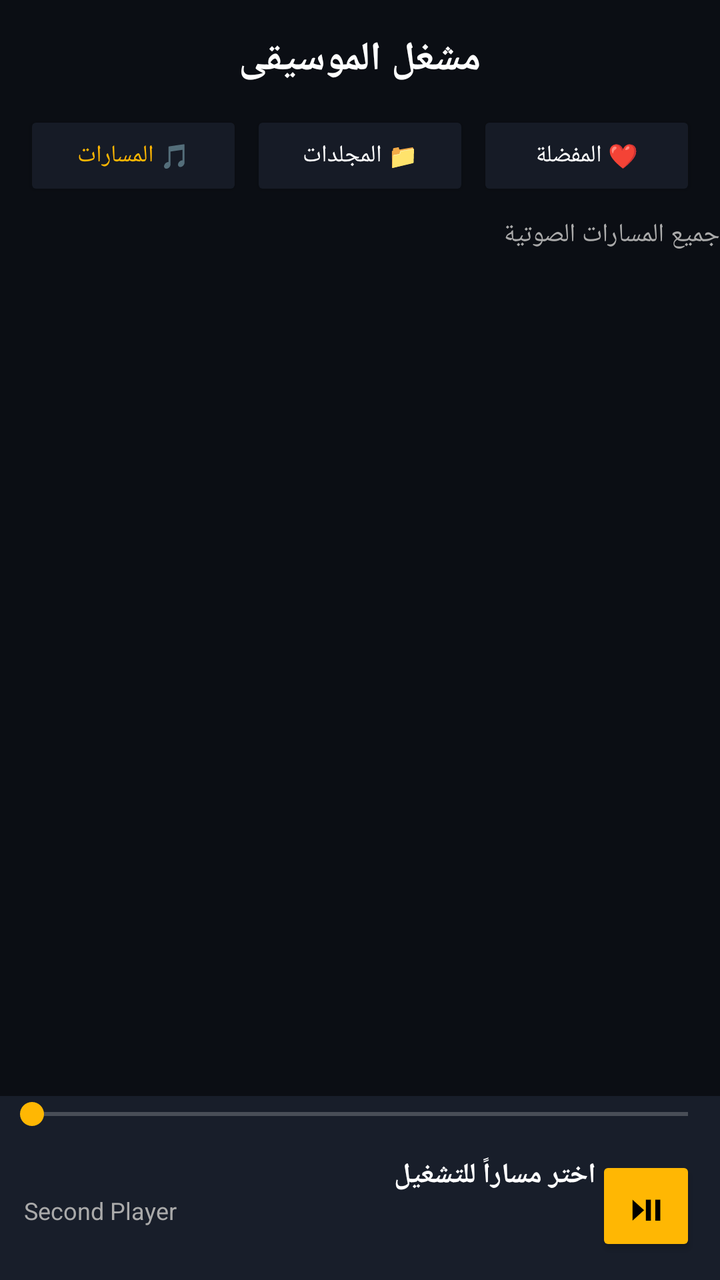
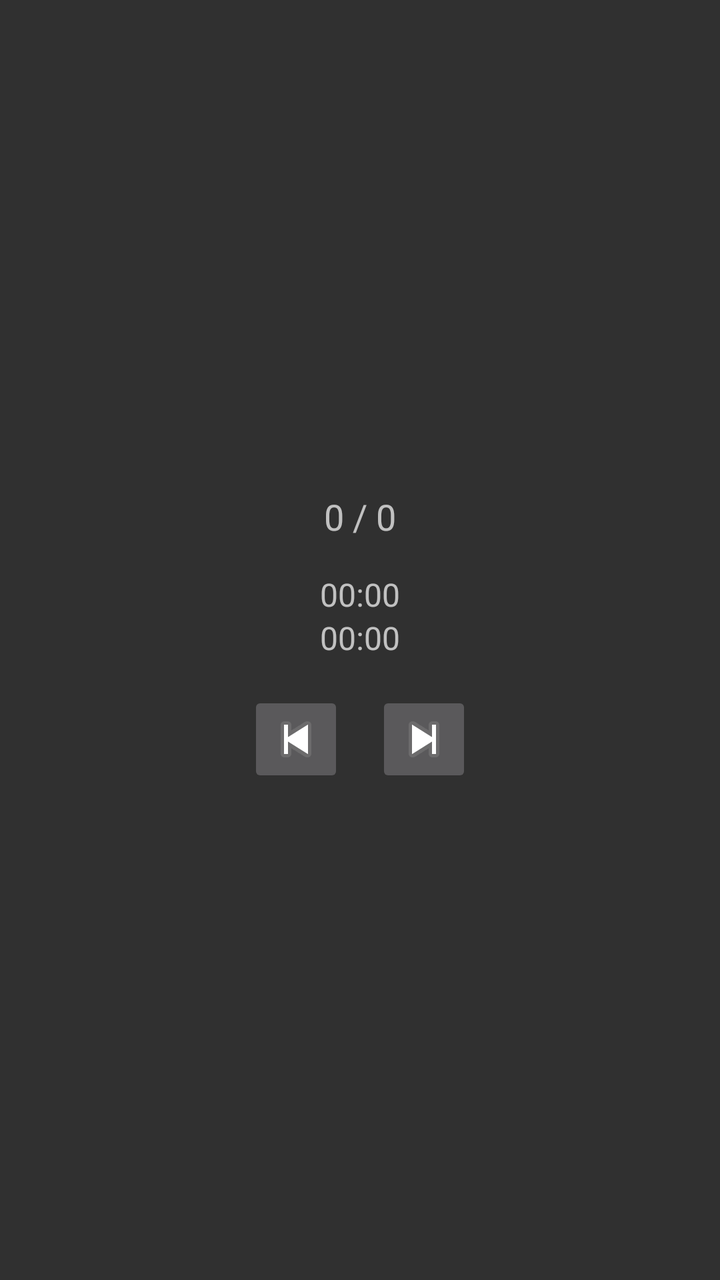

Compare the two renders of this Android layout. The source of the first and the diff that turns it into the second are given below.
<!-- AndroidManifest.xml: application theme Theme.AppCompat.NoActionBar -->
<!-- res/layout/activity_main.xml -->
<?xml version="1.0" encoding="utf-8"?>
<RelativeLayout xmlns:android="http://schemas.android.com/apk/res/android"
    android:layout_width="match_parent"
    android:layout_height="match_parent"
    android:background="#0B0E14">

    
    <TextView
        android:id="@+id/tvHeaderTitle"
        android:layout_width="wrap_content"
        android:layout_height="wrap_content"
        android:text="مشغل الموسيقى"
        android:textColor="#FFFFFF"
        android:textSize="20sp"
        android:textStyle="bold"
        android:layout_centerHorizontal="true"
        android:layout_marginTop="16dp"
        android:layout_marginBottom="12dp"/>

    
    <LinearLayout
        android:id="@+id/categoryLayout"
        android:layout_width="match_parent"
        android:layout_height="wrap_content"
        android:layout_below="@id/tvHeaderTitle"
        android:orientation="horizontal"
        android:paddingStart="12dp"
        android:paddingEnd="12dp"
        android:layout_marginBottom="8dp"
        android:weightSum="3">

        <Button
            android:id="@+id/btnCategoryTracks"
            android:layout_width="0dp"
            android:layout_height="45dp"
            android:layout_weight="1"
            android:text="🎵 المسارات"
            android:textSize="12sp"
            android:textColor="#FFB703"
            android:backgroundTint="#161B26"
            android:layout_marginEnd="4dp"/>

        <Button
            android:id="@+id/btnCategoryFolders"
            android:layout_width="0dp"
            android:layout_height="45dp"
            android:layout_weight="1"
            android:text="📁 المجلدات"
            android:textSize="12sp"
            android:textColor="#FFFFFF"
            android:backgroundTint="#161B26"
            android:layout_marginEnd="4dp"/>

        <Button
            android:id="@+id/btnCategoryFavorites"
            android:layout_width="0dp"
            android:layout_height="45dp"
            android:layout_weight="1"
            android:text="❤️ المفضلة"
            android:textSize="12sp"
            android:textColor="#FFFFFF"
            android:backgroundTint="#161B26"/>
    </LinearLayout>

    
    <TextView
        android:id="@+id/tvSectionTitle"
        android:layout_width="match_parent"
        android:layout_height="wrap_content"
        android:layout_below="@id/categoryLayout"
        android:text="جميع المسارات الصوتية"
        android:textColor="#AAAAAA"
        android:textSize="13sp"
        android:paddingStart="16dp"
        android:paddingBottom="8dp"/>

    
    <androidx.recyclerview.widget.RecyclerView
        android:id="@+id/recyclerView"
        android:layout_width="match_parent"
        android:layout_height="match_parent"
        android:layout_below="@id/tvSectionTitle"
        android:layout_above="@id/bottomPlayerCard"
        android:padding="8dp"/>

    
    <LinearLayout
        android:id="@+id/bottomPlayerCard"
        android:layout_width="match_parent"
        android:layout_height="wrap_content"
        android:layout_alignParentBottom="true"
        android:orientation="vertical"
        android:background="#181E2A">

        <SeekBar
            android:id="@+id/seekBar"
            android:layout_width="match_parent"
            android:layout_height="wrap_content"
            android:progressTint="#FFB703"
            android:thumbTint="#FFB703"/>

        <RelativeLayout
            android:layout_width="match_parent"
            android:layout_height="wrap_content"
            android:padding="12dp">

            <LinearLayout
                android:layout_width="wrap_content"
                android:layout_height="wrap_content"
                android:layout_alignParentStart="true"
                android:layout_toStartOf="@id/controlsLayout"
                android:orientation="vertical">

                <TextView
                    android:id="@+id/tvNowPlayingTitle"
                    android:layout_width="match_parent"
                    android:layout_height="wrap_content"
                    android:text="اختر مساراً للتشغيل"
                    android:textColor="#FFFFFF"
                    android:textSize="14sp"
                    android:textStyle="bold"
                    android:maxLines="1"
                    android:ellipsize="end"/>

                <TextView
                    android:id="@+id/tvNowPlayingArtist"
                    android:layout_width="match_parent"
                    android:layout_height="wrap_content"
                    android:text="Second Player"
                    android:textColor="#AAAAAA"
                    android:textSize="12sp"
                    android:maxLines="1"/>
            </LinearLayout>

            <LinearLayout
                android:id="@+id/controlsLayout"
                android:layout_width="wrap_content"
                android:layout_height="wrap_content"
                android:layout_alignParentEnd="true"
                android:gravity="center_vertical">

                <Button
                    android:id="@+id/btnPlayPause"
                    android:layout_width="50dp"
                    android:layout_height="50dp"
                    android:text="⏯"
                    android:textColor="#000000"
                    android:textSize="18sp"
                    android:backgroundTint="#FFB703"/>
            </LinearLayout>
        </RelativeLayout>
    </LinearLayout>

</RelativeLayout>
<!-- resources referenced by this layout -->
<resources>

</resources>

<!-- the commit's change to res/layout/activity_main.xml (unified diff, before → after) -->
@@ -1,154 +1,53 @@
 <?xml version="1.0" encoding="utf-8"?>
-<RelativeLayout xmlns:android="http://schemas.android.com/apk/res/android"
+<LinearLayout xmlns:android="http://schemas.android.com/apk/res/android"
     android:layout_width="match_parent"
     android:layout_height="match_parent"
-    android:background="#0B0E14">
+    android:orientation="vertical"
+    android:gravity="center"
+    android:padding="16dp">
 
-    
     <TextView
-        android:id="@+id/tvHeaderTitle"
+        android:id="@+id/tvTrackCount"
         android:layout_width="wrap_content"
         android:layout_height="wrap_content"
-        android:text="مشغل الموسيقى"
-        android:textColor="#FFFFFF"
-        android:textSize="20sp"
-        android:textStyle="bold"
-        android:layout_centerHorizontal="true"
-        android:layout_marginTop="16dp"
-        android:layout_marginBottom="12dp"/>
+        android:text="0 / 0"
+        android:textSize="18sp"
+        android:layout_marginBottom="16dp" />
 
-    
+    <TextView
+        android:id="@+id/tvCurrentTime"
+        android:layout_width="wrap_content"
+        android:layout_height="wrap_content"
+        android:text="00:00"
+        android:textSize="16sp" />
+
+    <TextView
+        android:id="@+id/tvTotalDuration"
+        android:layout_width="wrap_content"
+        android:layout_height="wrap_content"
+        android:text="00:00"
+        android:textSize="16sp"
+        android:layout_marginBottom="16dp" />
+
     <LinearLayout
-        android:id="@+id/categoryLayout"
-        android:layout_width="match_parent"
+        android:layout_width="wrap_content"
         android:layout_height="wrap_content"
-        android:layout_below="@id/tvHeaderTitle"
-        android:orientation="horizontal"
-        android:paddingStart="12dp"
-        android:paddingEnd="12dp"
-        android:layout_marginBottom="8dp"
-        android:weightSum="3">
+        android:orientation="horizontal">
 
-        <Button
-            android:id="@+id/btnCategoryTracks"
-            android:layout_width="0dp"
-            android:layout_height="45dp"
-            android:layout_weight="1"
-            android:text="🎵 المسارات"
-            android:textSize="12sp"
-            android:textColor="#FFB703"
-            android:backgroundTint="#161B26"
-            android:layout_marginEnd="4dp"/>
+        <ImageButton
+            android:id="@+id/btnPrevious"
+            android:layout_width="48dp"
+            android:layout_height="48dp"
+            android:contentDescription="Previous"
+            android:src="@android:drawable/ic_media_previous" />
 
-        <Button
-            android:id="@+id/btnCategoryFolders"
-            android:layout_width="0dp"
-            android:layout_height="45dp"
-            android:layout_weight="1"
-            android:text="📁 المجلدات"
-            android:textSize="12sp"
-            android:textColor="#FFFFFF"
-            android:backgroundTint="#161B26"
-            android:layout_marginEnd="4dp"/>
-
-        <Button
-            android:id="@+id/btnCategoryFavorites"
-            android:layout_width="0dp"
-            android:layout_height="45dp"
-            android:layout_weight="1"
-            android:text="❤️ المفضلة"
-            android:textSize="12sp"
-            android:textColor="#FFFFFF"
-            android:backgroundTint="#161B26"/>
+        <ImageButton
+            android:id="@+id/btnNext"
+            android:layout_width="48dp"
+            android:layout_height="48dp"
+            android:contentDescription="Next"
+            android:src="@android:drawable/ic_media_next"
+            android:layout_marginStart="16dp" />
     </LinearLayout>
 
-    
-    <TextView
-        android:id="@+id/tvSectionTitle"
-        android:layout_width="match_parent"
-        android:layout_height="wrap_content"
-        android:layout_below="@id/categoryLayout"
-        android:text="جميع المسارات الصوتية"
-        android:textColor="#AAAAAA"
-        android:textSize="13sp"
-        android:paddingStart="16dp"
-        android:paddingBottom="8dp"/>
-
-    
-    <androidx.recyclerview.widget.RecyclerView
-        android:id="@+id/recyclerView"
-        android:layout_width="match_parent"
-        android:layout_height="match_parent"
-        android:layout_below="@id/tvSectionTitle"
-        android:layout_above="@id/bottomPlayerCard"
-        android:padding="8dp"/>
-
-    
-    <LinearLayout
-        android:id="@+id/bottomPlayerCard"
-        android:layout_width="match_parent"
-        android:layout_height="wrap_content"
-        android:layout_alignParentBottom="true"
-        android:orientation="vertical"
-        android:background="#181E2A">
-
-        <SeekBar
-            android:id="@+id/seekBar"
-            android:layout_width="match_parent"
-            android:layout_height="wrap_content"
-            android:progressTint="#FFB703"
-            android:thumbTint="#FFB703"/>
-
-        <RelativeLayout
-            android:layout_width="match_parent"
-            android:layout_height="wrap_content"
-            android:padding="12dp">
-
-            <LinearLayout
-                android:layout_width="wrap_content"
-                android:layout_height="wrap_content"
-                android:layout_alignParentStart="true"
-                android:layout_toStartOf="@id/controlsLayout"
-                android:orientation="vertical">
-
-                <TextView
-                    android:id="@+id/tvNowPlayingTitle"
-                    android:layout_width="match_parent"
-                    android:layout_height="wrap_content"
-                    android:text="اختر مساراً للتشغيل"
-                    android:textColor="#FFFFFF"
-                    android:textSize="14sp"
-                    android:textStyle="bold"
-                    android:maxLines="1"
-                    android:ellipsize="end"/>
-
-                <TextView
-                    android:id="@+id/tvNowPlayingArtist"
-                    android:layout_width="match_parent"
-                    android:layout_height="wrap_content"
-                    android:text="Second Player"
-                    android:textColor="#AAAAAA"
-                    android:textSize="12sp"
-                    android:maxLines="1"/>
-            </LinearLayout>
-
-            <LinearLayout
-                android:id="@+id/controlsLayout"
-                android:layout_width="wrap_content"
-                android:layout_height="wrap_content"
-                android:layout_alignParentEnd="true"
-                android:gravity="center_vertical">
-
-                <Button
-                    android:id="@+id/btnPlayPause"
-                    android:layout_width="50dp"
-                    android:layout_height="50dp"
-                    android:text="⏯"
-                    android:textColor="#000000"
-                    android:textSize="18sp"
-                    android:backgroundTint="#FFB703"/>
-            </LinearLayout>
-        </RelativeLayout>
-    </LinearLayout>
-
-</RelativeLayout>
+</LinearLayout>
